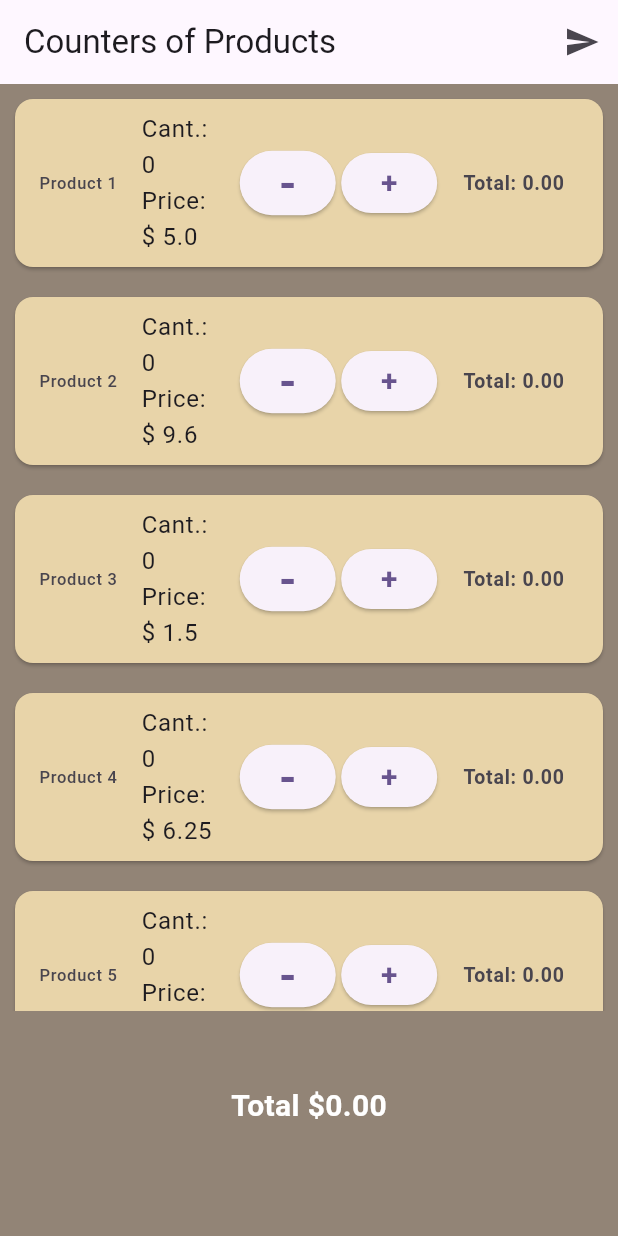
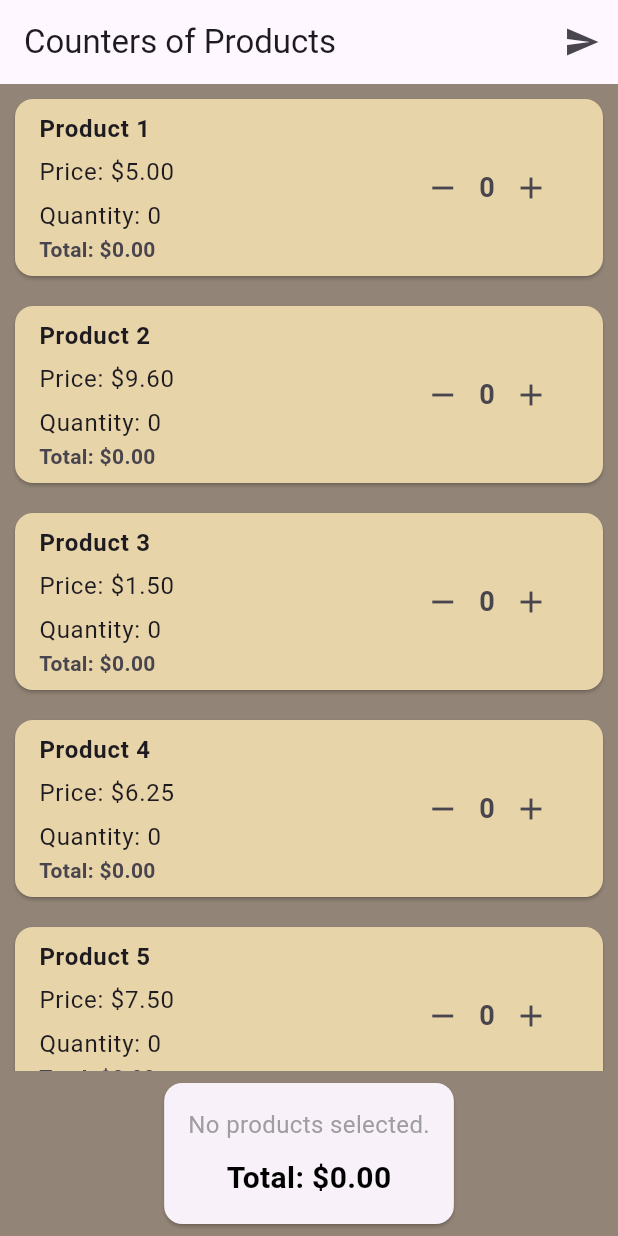
Before and after one commit to ms96Armijos/multipleCounter, a Flutter app: the screen it shows after launch, on a phone screen of 412 x 824 dp. Run offline on Flutter 3.47's test engine with Material 3 defaults, Android fonts, the phone set to English and light mode, and no system bars.

Commit message:
Mejorando la lógica

```diff
--- a/lib/dto/product.ui.dart
+++ b/lib/dto/product.ui.dart
@@ -26,36 +26,28 @@ class _ProductScreenState extends State<ProductScreen> {
     Product(name: 'Product 10', price: 10.25),
   ];
 
-  void _incrementDecrementCounter(int index, String operation) {
-    if (products[index].counter <= 0 && operation == 'decrement') {
-      return;
+  void _updateCounter(int index, int operation) {
+    if (products[index].counter == 0 && operation == -1) {
+      return; // No permitir decrementar si el contador es 0
     }
 
     setState(() {
-      operation == 'increment'
-          ? products[index].counter++
-          : products[index].counter--;
-      products[index].price;
+      products[index].counter += operation;
       products[index].total = products[index].price * products[index].counter;
-      operation == 'increment'
-          ? totalOrder += products[index].price
-          : totalOrder -= products[index].price;
+      totalOrder += products[index].price * operation;
     });
   }
 
   Future<void> _sendData() async {
-    // Filtrar products con total diferente de cero
-    List<Product> productsNoVacios =
-        products.where((producto) => producto.total != 0).toList();
-
-    // Convertir la lista filtrada a JSON
-    nonEmptyProducts = jsonEncode(
-        productsNoVacios.map((products) => products.toJson()).toList());
+    final nonEmptyProductsList =
+        products.where((product) => product.total != 0).toList();
+    final jsonData = jsonEncode(
+        nonEmptyProductsList.map((product) => product.toJson()).toList());
 
     setState(() {
-      if (nonEmptyProducts.isEmpty) {
-        totalOrder = 0;
-      }
+      nonEmptyProducts = jsonData;
+      totalOrder =
+          nonEmptyProductsList.fold(0.0, (sum, product) => sum + product.total);
     });
   }
 
@@ -75,28 +67,32 @@ class _ProductScreenState extends State<ProductScreen> {
       body: Column(
         children: [
           Expanded(child: buildListProduct()),
-          SizedBox(
-            height: 150.0,
+          Card(
+            margin: const EdgeInsets.all(8.0),
             child: Padding(
-              padding: const EdgeInsets.all(8.0),
-              child: SingleChildScrollView(
+              padding: const EdgeInsets.all(16.0),
               child: Column(
                 children: [
-                    const SizedBox(height: 10),
+                  if (nonEmptyProducts.isEmpty)
+                    const Text(
+                      'No products selected.',
+                      style: TextStyle(color: Colors.grey, fontSize: 16),
+                    )
+                  else
                     Text(
-                      nonEmptyProducts,
-                      style: const TextStyle(color: Colors.white),
+                      'Selected Products: $nonEmptyProducts',
+                      style: const TextStyle(color: Colors.black, fontSize: 14),
                     ),
                   const SizedBox(height: 10),
                   Text(
-                      'Total \$${totalOrder.toStringAsFixed(2)}',
+                    'Total: \$${totalOrder.toStringAsFixed(2)}',
                     style: const TextStyle(
-                          color: Colors.white,
+                      color: Colors.black,
                       fontWeight: FontWeight.bold,
-                          fontSize: 20),
-                    )
+                      fontSize: 20,
+                    ),
+                  ),
                 ],
-                ),
               ),
             ),
           ),
@@ -113,38 +109,38 @@ class _ProductScreenState extends State<ProductScreen> {
           color: const Color.fromARGB(255, 232, 212, 169),
           margin: const EdgeInsets.all(10),
           child: ListTile(
-            title: Column(children: [
-              Text('Cant.: ${products[index].counter}'),
-              Text('Price: \$ ${products[index].price}'),
-            ]),
-            leading: Text(products[index].name),
-            trailing: SizedBox(
-              width: 220.0,
-              child: Row(
-                mainAxisAlignment: MainAxisAlignment.spaceAround,
+            title: Column(
+              crossAxisAlignment: CrossAxisAlignment.start,
               children: [
-                  ElevatedButton(
-                    onPressed: () =>
-                        _incrementDecrementCounter(index, 'decrement'),
-                    child: const Text('-',
-                        style: TextStyle(
-                            fontWeight: FontWeight.bold, fontSize: 30)),
+                Text(products[index].name,
+                    style: const TextStyle(fontWeight: FontWeight.bold)),
+                const SizedBox(height: 5),
+                Text('Price: \$${products[index].price.toStringAsFixed(2)}'),
+                const SizedBox(height: 5),
+                Text('Quantity: ${products[index].counter}'),
+              ],
             ),
-                  ElevatedButton(
-                    onPressed: () =>
-                        _incrementDecrementCounter(index, 'increment'),
-                    child: const Text('+',
-                        style: TextStyle(
-                            fontWeight: FontWeight.bold, fontSize: 20)),
+            trailing: Row(
+              mainAxisSize: MainAxisSize.min,
+              children: [
+                IconButton(
+                  onPressed: () => _updateCounter(index, -1),
+                  icon: const Icon(Icons.remove, size: 24),
                 ),
-                  const SizedBox(width: 10),
                 Text(
-                    'Total: ${products[index].total.toStringAsFixed(2)}',
+                  '${products[index].counter}',
                   style: const TextStyle(
-                        fontWeight: FontWeight.bold, fontSize: 13),
+                      fontSize: 18, fontWeight: FontWeight.bold),
+                ),
+                IconButton(
+                  onPressed: () => _updateCounter(index, 1),
+                  icon: const Icon(Icons.add, size: 24),
                 ),
               ],
             ),
+            subtitle: Text(
+              'Total: \$${products[index].total.toStringAsFixed(2)}',
+              style: const TextStyle(fontWeight: FontWeight.bold, fontSize: 14),
             ),
           ),
         );
```
Lines whose indentation alone changed are shown as unchanged.
